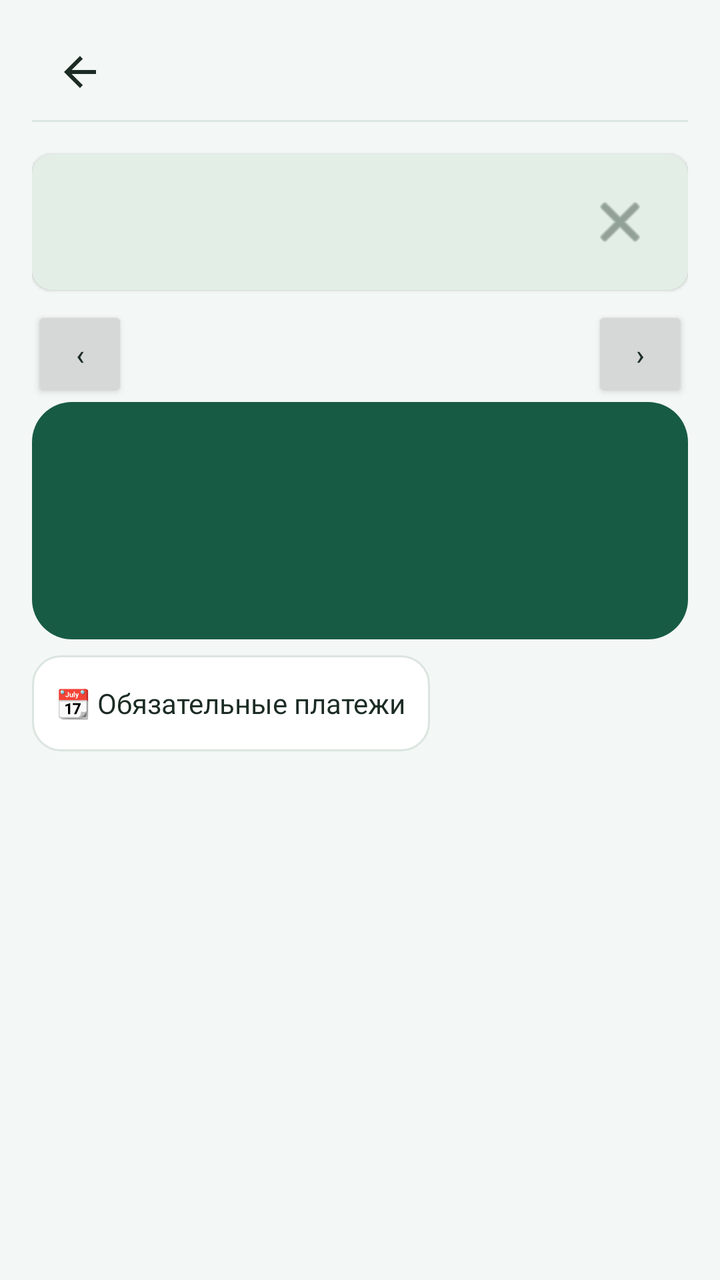
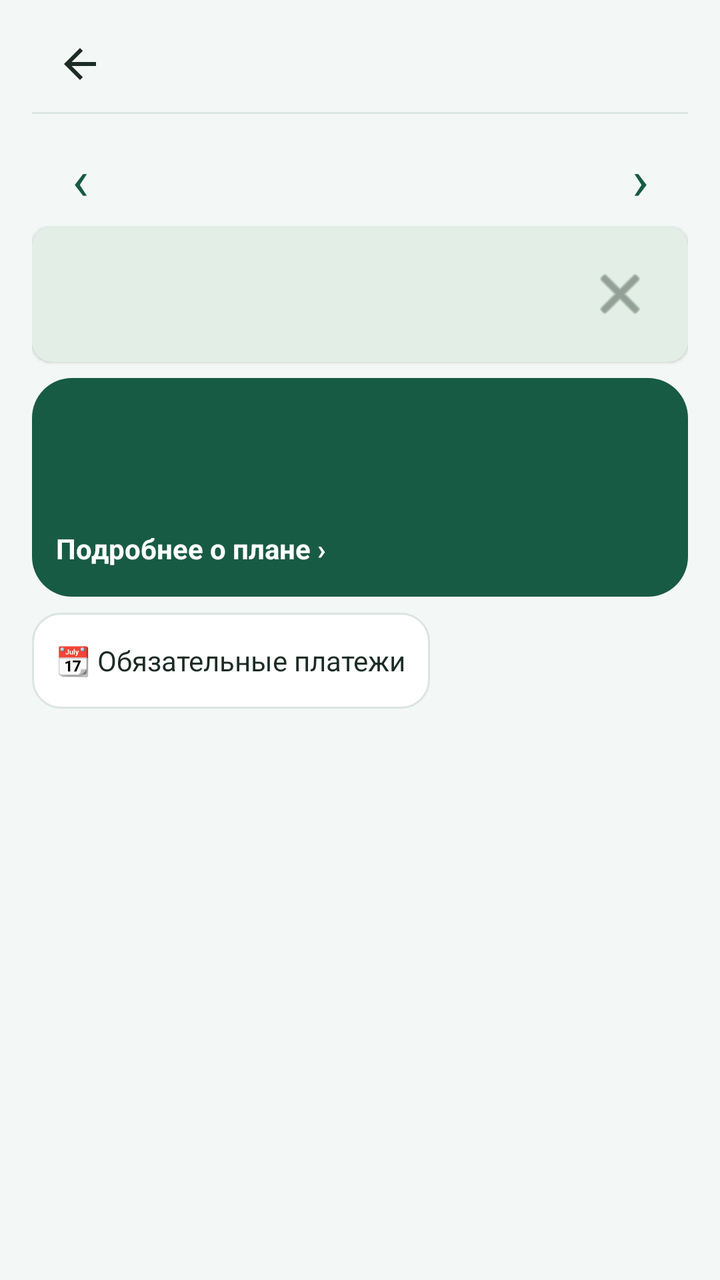

Screens rendered from an Android XML layout before and after an edit, with the pre-edit source and the edit as a unified diff.
<!-- AndroidManifest.xml: application theme Theme.MyBudget -->
<!-- res/layout/activity_planned_income.xml -->
<?xml version="1.0" encoding="utf-8"?>
<LinearLayout xmlns:android="http://schemas.android.com/apk/res/android" xmlns:app="http://schemas.android.com/apk/res-auto"
    android:orientation="vertical"
    android:background="@color/background_light"
    android:paddingLeft="@dimen/space_16"
    android:paddingTop="@dimen/space_12"
    android:paddingRight="@dimen/space_16"
    android:paddingBottom="@dimen/space_16"
    android:layout_width="match_parent"
    android:layout_height="match_parent"
    android:paddingHorizontal="@dimen/space_16">
    <include
        android:layout_width="match_parent"
        android:layout_height="wrap_content"
        android:layout_marginBottom="@dimen/space_8"
        layout="@layout/include_screen_header"/>
    <include
        android:id="@+id/incomePlanHint"
        android:layout_width="match_parent"
        android:layout_height="wrap_content"
        android:layout_marginBottom="@dimen/space_8"
        layout="@layout/include_dismissible_hint"/>
    <LinearLayout android:layout_width="match_parent" android:layout_height="wrap_content" android:orientation="horizontal" android:gravity="center_vertical">
        <Button android:id="@+id/incomePlanPreviousMonth" android:layout_width="48dp" android:layout_height="48dp" android:text="‹" android:contentDescription="Предыдущий месяц"/>
        <TextView android:id="@+id/incomePlanMonth" android:layout_width="0dp" android:layout_weight="1" android:layout_height="wrap_content" android:gravity="center" android:textColor="@color/text_primary" android:textSize="16sp"/>
        <Button android:id="@+id/incomePlanNextMonth" android:layout_width="48dp" android:layout_height="48dp" android:text="›" android:contentDescription="Следующий месяц"/>
    </LinearLayout>
    <androidx.cardview.widget.CardView
        android:layout_width="match_parent"
        android:layout_height="wrap_content"
        android:layout_marginBottom="@dimen/space_8"
        app:cardBackgroundColor="@android:color/transparent"
        app:cardElevation="0dp">
        <LinearLayout
            android:layout_width="match_parent"
            android:layout_height="wrap_content"
            android:background="@drawable/screen_hero_card_bg_blue"
            android:orientation="vertical"
            android:paddingHorizontal="@dimen/space_12"
            android:paddingVertical="@dimen/space_10">
            <TextView
                android:id="@+id/incomePlanSummaryTotal"
                android:layout_width="match_parent"
                android:layout_height="wrap_content"
                android:textColor="@color/main_hero_text_primary"
                android:textSize="16sp"
                android:textStyle="bold"
                style="@style/Text.MyBudget.Section"/>
            <TextView android:id="@+id/incomePlanSummaryProgress" android:layout_width="match_parent" android:layout_height="wrap_content" android:layout_marginTop="8dp" android:textColor="@color/main_hero_text_primary" android:textSize="14sp"/>
            <TextView android:id="@+id/incomePlanSummaryAverage" android:layout_width="match_parent" android:layout_height="wrap_content" android:layout_marginTop="8dp" android:textColor="@color/main_hero_text_secondary" android:textSize="14sp"/>
            <TextView
                android:id="@+id/incomePlanSummaryBalance"
                android:layout_width="match_parent"
                android:layout_height="wrap_content"
                android:layout_marginTop="@dimen/space_4"
                android:textColor="@color/main_hero_text_secondary"
                style="@style/Text.MyBudget.Subtitle"/>
            <TextView
                android:id="@+id/incomePlanSummaryHint"
                android:layout_width="match_parent"
                android:layout_height="wrap_content"
                android:layout_marginTop="@dimen/space_4"
                android:textColor="@color/expense_red"
                android:visibility="gone"
                style="@style/Text.MyBudget.Subtitle"/>
        </LinearLayout>
    </androidx.cardview.widget.CardView>
    <HorizontalScrollView
        android:scrollbars="none"
        android:layout_width="match_parent"
        android:layout_height="wrap_content"
        android:layout_marginBottom="@dimen/space_8">
        <LinearLayout
            android:orientation="horizontal"
            android:layout_width="wrap_content"
            android:layout_height="wrap_content">
            <TextView
                android:id="@+id/incomePlanObligationsButton"
                android:layout_width="wrap_content"
                android:layout_height="wrap_content"
                android:text="@string/income_plan_chip_obligations"
                style="@style/Chip.MyBudget.Filter"/>
        </LinearLayout>
    </HorizontalScrollView>
    <FrameLayout
        android:layout_width="match_parent"
        android:layout_height="0dp"
        android:layout_weight="1">
        <androidx.recyclerview.widget.RecyclerView
            android:id="@+id/incomePlanRecycler"
            android:layout_width="match_parent"
            android:layout_height="match_parent"/>
        <TextView
            android:gravity="center"
            android:id="@+id/incomePlanEmptyState"
            android:padding="@dimen/space_24"
            android:visibility="gone"
            android:layout_width="match_parent"
            android:layout_height="match_parent"
            android:text="@string/income_plan_empty"
            style="@style/Text.MyBudget.Subtitle"/>
    </FrameLayout>
</LinearLayout>
<!-- res/layout/include_screen_header.xml (included above) -->
<?xml version="1.0" encoding="utf-8"?>
<LinearLayout xmlns:android="http://schemas.android.com/apk/res/android"
    android:layout_width="match_parent"
    android:layout_height="wrap_content"
    android:orientation="vertical">

    <include layout="@layout/include_compact_toolbar" />

    <View
        android:layout_width="match_parent"
        android:layout_height="1dp"
        android:layout_marginBottom="@dimen/space_8"
        android:background="@color/border_light" />
</LinearLayout>
<!-- res/layout/include_dismissible_hint.xml (included above) -->
<?xml version="1.0" encoding="utf-8"?>
<androidx.cardview.widget.CardView xmlns:android="http://schemas.android.com/apk/res/android" xmlns:app="http://schemas.android.com/apk/res-auto"
    android:id="@+id/screenHintCard"
    android:layout_width="match_parent"
    android:layout_height="wrap_content"
    android:layout_marginBottom="@dimen/space_8"
    app:cardBackgroundColor="@color/primary_green_light"
    style="@style/Card.MyBudget.Surface.Small">
    <LinearLayout
        android:orientation="vertical"
        android:padding="@dimen/space_10"
        android:layout_width="match_parent"
        android:layout_height="wrap_content">
        <LinearLayout
            android:gravity="center_vertical"
            android:orientation="horizontal"
            android:layout_width="match_parent"
            android:layout_height="wrap_content">
            <TextView
                android:textColor="@color/text_primary"
                android:id="@+id/screenHintText"
                android:layout_width="0dp"
                android:layout_height="wrap_content"
                android:layout_weight="1"
                android:lineSpacingExtra="@dimen/space_2"
                style="@style/Text.MyBudget.Subtitle"/>
            <ImageButton
                android:id="@+id/screenHintDismiss"
                android:background="?attr/selectableItemBackgroundBorderless"
                android:padding="@dimen/space_8"
                android:layout_width="@dimen/touch_min_size"
                android:layout_height="@dimen/touch_min_size"
                android:src="@android:drawable/ic_menu_close_clear_cancel"
                android:contentDescription="@string/hint_dismiss"
                app:tint="@color/text_secondary"/>
        </LinearLayout>
        <TextView
            android:textColor="@color/budget_blue"
            android:id="@+id/screenHintHelp"
            android:background="?attr/selectableItemBackground"
            android:paddingTop="@dimen/space_2"
            android:paddingBottom="@dimen/space_2"
            android:focusable="true"
            android:visibility="gone"
            android:clickable="true"
            android:layout_width="wrap_content"
            android:layout_height="wrap_content"
            android:layout_marginTop="@dimen/space_4"
            android:text="@string/hint_open_help"
            android:paddingVertical="@dimen/space_2"
            style="@style/Text.MyBudget.Subtitle"/>
    </LinearLayout>
</androidx.cardview.widget.CardView>
<!-- res/layout/include_compact_toolbar.xml (included above) -->
<?xml version="1.0" encoding="utf-8"?>
<LinearLayout xmlns:android="http://schemas.android.com/apk/res/android" xmlns:app="http://schemas.android.com/apk/res-auto"
    android:gravity="center_vertical"
    android:orientation="horizontal"
    android:id="@+id/screenHeaderRoot"
    android:layout_width="match_parent"
    android:layout_height="wrap_content"
    android:minHeight="@dimen/touch_min_size">
    <ImageButton
        android:id="@+id/screenHeaderBack"
        android:background="?attr/selectableItemBackgroundBorderless"
        android:padding="@dimen/space_8"
        android:layout_width="@dimen/touch_min_size"
        android:layout_height="@dimen/touch_min_size"
        android:src="@drawable/ic_arrow_back"
        android:scaleType="centerInside"
        android:contentDescription="@string/nav_back"
        app:tint="@color/text_primary"/>
    <TextView
        android:textSize="18sp"
        android:id="@+id/screenHeaderEmoji"
        android:visibility="gone"
        android:layout_width="wrap_content"
        android:layout_height="wrap_content"
        android:layout_marginStart="@dimen/space_2"/>
    <TextView
        android:textSize="20sp"
        android:ellipsize="end"
        android:id="@+id/screenHeaderTitle"
        android:layout_width="0dp"
        android:layout_height="wrap_content"
        android:maxLines="2"
        android:layout_weight="1"
        android:layout_marginStart="@dimen/space_4"
        style="@style/Text.MyBudget.Title"/>
    <ImageButton
        android:id="@+id/screenHeaderAction"
        android:background="?attr/selectableItemBackgroundBorderless"
        android:padding="@dimen/space_8"
        android:visibility="gone"
        android:layout_width="@dimen/touch_min_size"
        android:layout_height="@dimen/touch_min_size"
        android:src="@android:drawable/ic_menu_more"
        android:contentDescription="@string/transactions_more_menu"
        app:tint="@color/text_secondary"/>
    <ImageButton
        android:id="@+id/screenHeaderActionSecondary"
        android:background="?attr/selectableItemBackgroundBorderless"
        android:padding="@dimen/space_8"
        android:visibility="gone"
        android:layout_width="@dimen/touch_min_size"
        android:layout_height="@dimen/touch_min_size"
        android:src="@android:drawable/ic_menu_search"
        android:contentDescription="@string/transactions_search_submit"
        app:tint="@color/md_theme_primary"/>
</LinearLayout>
<!-- resources referenced by this layout -->
<resources>
  <color name="background_light">#F3F7F5</color>
  <color name="border_light">#DBE5DF</color>
  <color name="budget_blue">#2196f3</color>
  <color name="expense_red">#B83A35</color>
  <color name="main_hero_text_primary">@color/hero_text</color>
  <color name="main_hero_text_secondary">@color/hero_text_secondary</color>
  <color name="md_theme_primary">#185B44</color>
  <color name="primary_green_light">#E3EEE6</color>
  <color name="text_primary">#1C2C24</color>
  <color name="text_secondary">#5C6D62</color>
  <dimen name="space_10">10dp</dimen>
  <dimen name="space_12">12dp</dimen>
  <dimen name="space_16">16dp</dimen>
  <dimen name="space_2">2dp</dimen>
  <dimen name="space_24">24dp</dimen>
  <dimen name="space_4">4dp</dimen>
  <dimen name="space_8">8dp</dimen>
  <dimen name="touch_min_size">48dp</dimen>
  <!-- drawable screen_hero_card_bg_blue (drawable) -->
  <?xml version="1.0" encoding="utf-8"?>
  <shape xmlns:android="http://schemas.android.com/apk/res/android" android:shape="rectangle">
      <solid android:color="@color/hero_background" />
      <corners android:radius="@dimen/radius_20" />
  </shape>
  <string name="hint_dismiss">Скрыть подсказку</string>
  <string name="hint_open_help">Подробная инструкция →</string>
  <string name="income_plan_chip_obligations">📆 Обязательные платежи</string>
  <string name="income_plan_empty">Добавьте оклад, аванс, премию или другой ожидаемый доход — так проще сверить с обязательными платежами.</string>
  <string name="nav_back">Назад</string>
  <string name="transactions_more_menu">Дополнительно</string>
  <string name="transactions_search_submit">Искать</string>
  <style name="Card.MyBudget.Surface.Small" parent="@style/Card.MyBudget.Surface">
      <item name="cardCornerRadius">@dimen/radius_10</item>
    </style>
  <style name="Text.MyBudget.Section" parent="@style/Text.MyBudget">
      <item name="android:textSize">16sp</item>
      <item name="android:textStyle">bold</item>
      <item name="android:textColor">@color/text_primary</item>
    </style>
  <style name="Text.MyBudget.Subtitle" parent="@style/Text.MyBudget">
      <item name="android:textSize">14sp</item>
      <item name="android:textColor">@color/text_secondary</item>
    </style>
  <style name="Text.MyBudget.Title" parent="@style/Text.MyBudget">
      <item name="android:textSize">18sp</item>
      <item name="android:textStyle">bold</item>
      <item name="android:textColor">@color/text_primary</item>
    </style>
  <style name="Theme.MyBudget" parent="@style/Base.Theme.MyBudget" />
  <color name="hero_text">#FFFFFF</color>
  <color name="hero_text_secondary">#D8EBDD</color>
  <color name="hero_background">#185B44</color>
  <dimen name="radius_20">20dp</dimen>
  <style name="Card.MyBudget.Surface" parent="">
      <item name="cardBackgroundColor">@color/card_background_white</item>
      <item name="cardCornerRadius">@dimen/radius_20</item>
      <item name="cardElevation">@dimen/card_elevation_low</item>
    </style>
  <dimen name="radius_10">10dp</dimen>
  <style name="Chip.MyBudget" parent="" />
  <dimen name="space_6">6dp</dimen>
  <dimen name="chip_height">48dp</dimen>
  <style name="Text.MyBudget" parent="@style/TextAppearance.Material3.BodyMedium" />
  <color name="card_background_white">#FFFFFF</color>
  <dimen name="card_elevation_low">1dp</dimen>
  <color name="md_theme_onPrimary">#FFFFFF</color>
  <color name="md_theme_onSurface">#1C2C24</color>
  <color name="md_theme_outline">#718277</color>
  <color name="md_theme_surface">#FFFFFF</color>
  <color name="md_theme_surfaceVariant">#E3EEE6</color>
  <color name="md_theme_onSurfaceVariant">#405649</color>
  <color name="md_theme_error">#B83A35</color>
  <color name="md_theme_onError">#FFFFFF</color>
  <style name="Widget.MyBudget.Button" parent="Widget.Material3.Button">
      <item name="android:minHeight">@dimen/touch_min_size</item>
      <item name="android:textAllCaps">false</item>
      <item name="cornerRadius">@dimen/radius_12</item>
    </style>
  <dimen name="radius_12">12dp</dimen>
  <!-- unchanged entries left out for length: 4 -->
</resources>

<!-- the commit's change to res/layout/activity_planned_income.xml (unified diff, before → after) -->
@@ -1,105 +1,51 @@
 <?xml version="1.0" encoding="utf-8"?>
 <LinearLayout xmlns:android="http://schemas.android.com/apk/res/android" xmlns:app="http://schemas.android.com/apk/res-auto"
-    android:orientation="vertical"
-    android:background="@color/background_light"
-    android:paddingLeft="@dimen/space_16"
-    android:paddingTop="@dimen/space_12"
-    android:paddingRight="@dimen/space_16"
-    android:paddingBottom="@dimen/space_16"
-    android:layout_width="match_parent"
-    android:layout_height="match_parent"
-    android:paddingHorizontal="@dimen/space_16">
-    <include
-        android:layout_width="match_parent"
-        android:layout_height="wrap_content"
-        android:layout_marginBottom="@dimen/space_8"
-        layout="@layout/include_screen_header"/>
-    <include
-        android:id="@+id/incomePlanHint"
-        android:layout_width="match_parent"
-        android:layout_height="wrap_content"
-        android:layout_marginBottom="@dimen/space_8"
-        layout="@layout/include_dismissible_hint"/>
-    <LinearLayout android:layout_width="match_parent" android:layout_height="wrap_content" android:orientation="horizontal" android:gravity="center_vertical">
-        <Button android:id="@+id/incomePlanPreviousMonth" android:layout_width="48dp" android:layout_height="48dp" android:text="‹" android:contentDescription="Предыдущий месяц"/>
+    android:orientation="vertical" android:background="@color/background_light"
+    android:paddingHorizontal="16dp" android:paddingTop="8dp"
+    android:layout_width="match_parent" android:layout_height="match_parent">
+    <include layout="@layout/include_screen_header" android:layout_width="match_parent" android:layout_height="wrap_content"/>
+    <LinearLayout android:layout_width="match_parent" android:layout_height="48dp" android:orientation="horizontal" android:gravity="center_vertical">
+        <TextView android:id="@+id/incomePlanPreviousMonth" android:layout_width="48dp" android:layout_height="48dp"
+            android:text="‹" android:textSize="28sp" android:textColor="@color/md_theme_primary" android:gravity="center"
+            android:background="?attr/selectableItemBackgroundBorderless" android:clickable="true" android:focusable="true" android:contentDescription="@string/income_plan_previous_month"/>
         <TextView android:id="@+id/incomePlanMonth" android:layout_width="0dp" android:layout_weight="1" android:layout_height="wrap_content" android:gravity="center" android:textColor="@color/text_primary" android:textSize="16sp"/>
-        <Button android:id="@+id/incomePlanNextMonth" android:layout_width="48dp" android:layout_height="48dp" android:text="›" android:contentDescription="Следующий месяц"/>
+        <TextView android:id="@+id/incomePlanNextMonth" android:layout_width="48dp" android:layout_height="48dp"
+            android:text="›" android:textSize="28sp" android:textColor="@color/md_theme_primary" android:gravity="center"
+            android:background="?attr/selectableItemBackgroundBorderless" android:clickable="true" android:focusable="true" android:contentDescription="@string/income_plan_next_month"/>
     </LinearLayout>
-    <androidx.cardview.widget.CardView
-        android:layout_width="match_parent"
-        android:layout_height="wrap_content"
-        android:layout_marginBottom="@dimen/space_8"
-        app:cardBackgroundColor="@android:color/transparent"
-        app:cardElevation="0dp">
-        <LinearLayout
-            android:layout_width="match_parent"
-            android:layout_height="wrap_content"
-            android:background="@drawable/screen_hero_card_bg_blue"
-            android:orientation="vertical"
-            android:paddingHorizontal="@dimen/space_12"
-            android:paddingVertical="@dimen/space_10">
-            <TextView
-                android:id="@+id/incomePlanSummaryTotal"
-                android:layout_width="match_parent"
-                android:layout_height="wrap_content"
-                android:textColor="@color/main_hero_text_primary"
-                android:textSize="16sp"
-                android:textStyle="bold"
-                style="@style/Text.MyBudget.Section"/>
-            <TextView android:id="@+id/incomePlanSummaryProgress" android:layout_width="match_parent" android:layout_height="wrap_content" android:layout_marginTop="8dp" android:textColor="@color/main_hero_text_primary" android:textSize="14sp"/>
-            <TextView android:id="@+id/incomePlanSummaryAverage" android:layout_width="match_parent" android:layout_height="wrap_content" android:layout_marginTop="8dp" android:textColor="@color/main_hero_text_secondary" android:textSize="14sp"/>
-            <TextView
-                android:id="@+id/incomePlanSummaryBalance"
-                android:layout_width="match_parent"
-                android:layout_height="wrap_content"
-                android:layout_marginTop="@dimen/space_4"
-                android:textColor="@color/main_hero_text_secondary"
-                style="@style/Text.MyBudget.Subtitle"/>
-            <TextView
-                android:id="@+id/incomePlanSummaryHint"
-                android:layout_width="match_parent"
-                android:layout_height="wrap_content"
-                android:layout_marginTop="@dimen/space_4"
-                android:textColor="@color/expense_red"
-                android:visibility="gone"
-                style="@style/Text.MyBudget.Subtitle"/>
-        </LinearLayout>
-    </androidx.cardview.widget.CardView>
-    <HorizontalScrollView
-        android:scrollbars="none"
-        android:layout_width="match_parent"
-        android:layout_height="wrap_content"
-        android:layout_marginBottom="@dimen/space_8">
-        <LinearLayout
-            android:orientation="horizontal"
-            android:layout_width="wrap_content"
-            android:layout_height="wrap_content">
-            <TextView
-                android:id="@+id/incomePlanObligationsButton"
-                android:layout_width="wrap_content"
-                android:layout_height="wrap_content"
-                android:text="@string/income_plan_chip_obligations"
-                style="@style/Chip.MyBudget.Filter"/>
-        </LinearLayout>
-    </HorizontalScrollView>
-    <FrameLayout
-        android:layout_width="match_parent"
-        android:layout_height="0dp"
-        android:layout_weight="1">
-        <androidx.recyclerview.widget.RecyclerView
-            android:id="@+id/incomePlanRecycler"
-            android:layout_width="match_parent"
-            android:layout_height="match_parent"/>
-        <TextView
-            android:gravity="center"
-            android:id="@+id/incomePlanEmptyState"
-            android:padding="@dimen/space_24"
-            android:visibility="gone"
-            android:layout_width="match_parent"
-            android:layout_height="match_parent"
-            android:text="@string/income_plan_empty"
-            style="@style/Text.MyBudget.Subtitle"/>
-    </FrameLayout>
+    <androidx.coordinatorlayout.widget.CoordinatorLayout android:layout_width="match_parent" android:layout_height="0dp" android:layout_weight="1">
+        <com.google.android.material.appbar.AppBarLayout android:id="@+id/incomePlanAppBar"
+            android:layout_width="match_parent" android:layout_height="wrap_content"
+            android:background="@color/background_light" app:elevation="0dp" app:liftOnScroll="false">
+            <LinearLayout android:layout_width="match_parent" android:layout_height="wrap_content"
+                android:orientation="vertical" app:layout_scrollFlags="scroll|enterAlways">
+                <include android:id="@+id/incomePlanHint" layout="@layout/include_dismissible_hint"
+                    android:layout_width="match_parent" android:layout_height="wrap_content" android:layout_marginBottom="8dp"/>
+                <LinearLayout android:layout_width="match_parent" android:layout_height="wrap_content"
+                    android:background="@drawable/screen_hero_card_bg_blue" android:orientation="vertical" android:paddingHorizontal="12dp" android:paddingTop="12dp">
+                    <TextView android:id="@+id/incomePlanSummaryTotal" android:layout_width="match_parent" android:layout_height="wrap_content"
+                        android:textColor="@color/main_hero_text_primary" android:textSize="18sp" android:textStyle="bold"/>
+                    <TextView android:id="@+id/incomePlanSummaryProgress" android:layout_width="match_parent" android:layout_height="wrap_content"
+                        android:layout_marginTop="6dp" android:textColor="@color/main_hero_text_primary" android:textSize="14sp"/>
+                    <TextView android:id="@+id/incomePlanUnlinked" android:layout_width="match_parent" android:layout_height="wrap_content"
+                        android:layout_marginTop="4dp" android:textColor="@color/main_hero_text_secondary" android:textSize="13sp" android:visibility="gone"/>
+                    <TextView android:id="@+id/incomePlanDetails" android:layout_width="match_parent" android:layout_height="wrap_content"
+                        android:minHeight="48dp" android:gravity="center_vertical" android:text="@string/income_plan_details"
+                        android:textColor="@color/main_hero_text_primary" android:textSize="14sp" android:textStyle="bold"
+                        android:background="?attr/selectableItemBackground" android:clickable="true" android:focusable="true"/>
+                </LinearLayout>
+                <TextView android:id="@+id/incomePlanObligationsButton" android:layout_width="wrap_content" android:layout_height="wrap_content"
+                    android:layout_marginVertical="8dp" android:minHeight="48dp"
+                    android:text="@string/income_plan_chip_obligations" style="@style/Chip.MyBudget.Filter"/>
+            </LinearLayout>
+        </com.google.android.material.appbar.AppBarLayout>
+        <FrameLayout android:layout_width="match_parent" android:layout_height="match_parent" app:layout_behavior="@string/appbar_scrolling_view_behavior">
+            <androidx.recyclerview.widget.RecyclerView android:id="@+id/incomePlanRecycler"
+                android:layout_width="match_parent" android:layout_height="match_parent" android:clipToPadding="false" android:paddingBottom="16dp"/>
+            <TextView android:id="@+id/incomePlanEmptyState" android:gravity="center" android:padding="24dp" android:visibility="gone"
+                android:layout_width="match_parent" android:layout_height="match_parent" android:text="@string/income_plan_empty" style="@style/Text.MyBudget.Subtitle"/>
+        </FrameLayout>
+    </androidx.coordinatorlayout.widget.CoordinatorLayout>
 </LinearLayout>
 <!-- res/layout/include_screen_header.xml (included above) -->
 <?xml version="1.0" encoding="utf-8"?>
<!-- resource entries referenced after the edit -->
@@ -3,7 +3,6 @@
   <color name="background_light">#F3F7F5</color>
   <color name="border_light">#DBE5DF</color>
   <color name="budget_blue">#2196f3</color>
-  <color name="expense_red">#B83A35</color>
   <color name="main_hero_text_primary">@color/hero_text</color>
   <color name="main_hero_text_secondary">@color/hero_text_secondary</color>
   <color name="md_theme_primary">#185B44</color>
@@ -12,9 +11,7 @@
   <color name="text_secondary">#5C6D62</color>
   <dimen name="space_10">10dp</dimen>
   <dimen name="space_12">12dp</dimen>
-  <dimen name="space_16">16dp</dimen>
   <dimen name="space_2">2dp</dimen>
-  <dimen name="space_24">24dp</dimen>
   <dimen name="space_4">4dp</dimen>
   <dimen name="space_8">8dp</dimen>
   <dimen name="touch_min_size">48dp</dimen>
@@ -27,17 +24,15 @@
   <string name="hint_dismiss">Скрыть подсказку</string>
   <string name="hint_open_help">Подробная инструкция →</string>
   <string name="income_plan_chip_obligations">📆 Обязательные платежи</string>
+  <string name="income_plan_details">Подробнее о плане ›</string>
   <string name="income_plan_empty">Добавьте оклад, аванс, премию или другой ожидаемый доход — так проще сверить с обязательными платежами.</string>
+  <string name="income_plan_next_month">Следующий месяц</string>
+  <string name="income_plan_previous_month">Предыдущий месяц</string>
   <string name="nav_back">Назад</string>
   <string name="transactions_more_menu">Дополнительно</string>
   <string name="transactions_search_submit">Искать</string>
   <style name="Card.MyBudget.Surface.Small" parent="@style/Card.MyBudget.Surface">
       <item name="cardCornerRadius">@dimen/radius_10</item>
-    </style>
-  <style name="Text.MyBudget.Section" parent="@style/Text.MyBudget">
-      <item name="android:textSize">16sp</item>
-      <item name="android:textStyle">bold</item>
-      <item name="android:textColor">@color/text_primary</item>
     </style>
   <style name="Text.MyBudget.Subtitle" parent="@style/Text.MyBudget">
       <item name="android:textSize">14sp</item>
